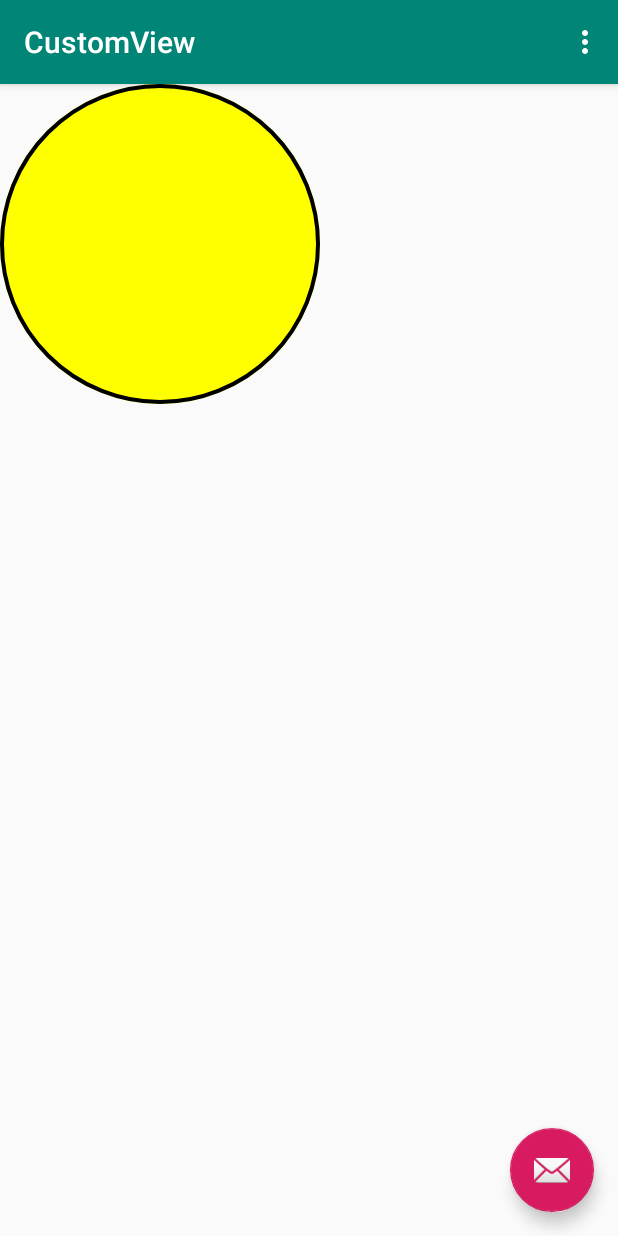
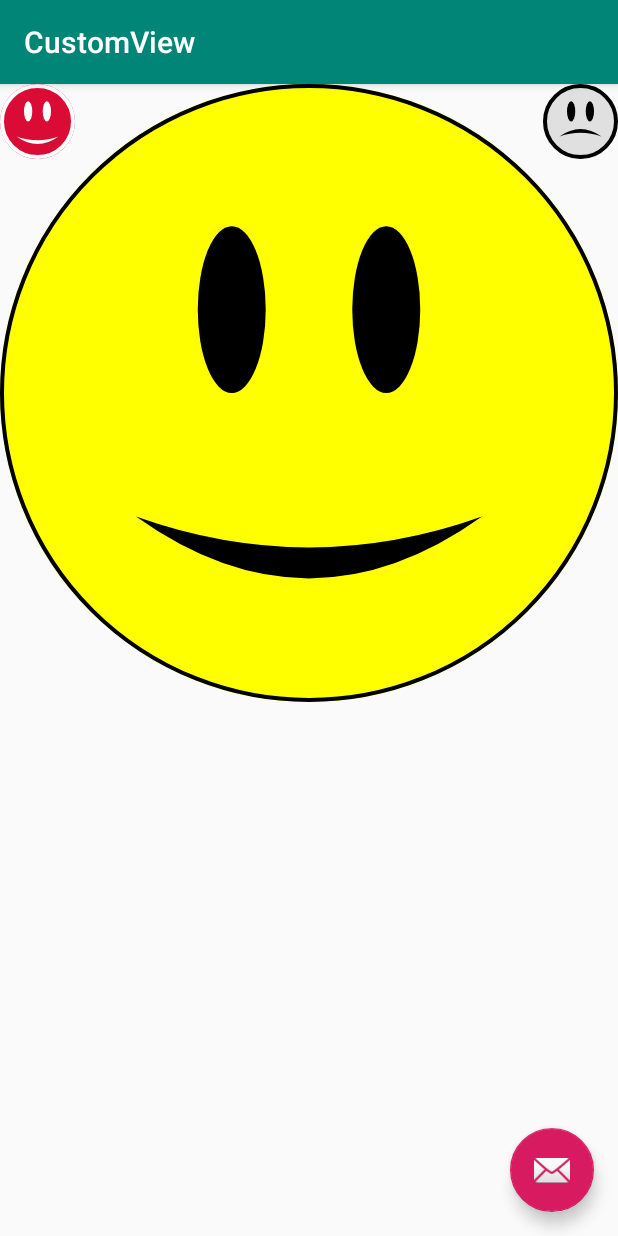
Before and after one commit to BismeetSingh/customCircle, an Android app: the screen it shows after launch (MainActivity), on a phone screen of 412 x 824 dp. Run offline under Robolectric (Android 15) with nearby library versions, the phone set to English and light mode, and no system bars.

Commit message:
Customviewexample

```diff
--- a/app/src/main/java/com/app/bissudroid/customview/EmotionalfaceView.kt
+++ b/app/src/main/java/com/app/bissudroid/customview/EmotionalfaceView.kt
@@ -1,48 +1,140 @@
 package com.app.bissudroid.customview
 
 import android.content.Context
-import android.graphics.Canvas
-import android.graphics.Color
-import android.graphics.Paint
+import android.graphics.*
 import android.util.AttributeSet
 import android.util.Log
 import android.view.View
 
 class EmotionalfaceView(context: Context, attrs: AttributeSet) : View(context, attrs) {
-    private val paint = Paint(Paint.ANTI_ALIAS_FLAG)
-    private val faceColor = Color.YELLOW
-    private var eyesColor = Color.BLACK
-    private var mouthColor = Color.BLACK
-    private var borderColor = Color.BLACK
+    companion object {
+        private const val DEFAULT_FACE_COLOR = Color.YELLOW
+        private const val DEFAULT_EYES_COLOR = Color.BLACK
+        private const val DEFAULT_MOUTH_COLOR = Color.BLACK
+        private const val DEFAULT_BORDER_COLOR = Color.BLACK
+        private const val DEFAULT_BORDER_WIDTH = 4.0f
+
+        const val HAPPY = 0L
+        const val SAD = 1L
+    }
+
+    private val paint = Paint()
+    private var faceColor = DEFAULT_FACE_COLOR
+    private var eyesColor = DEFAULT_EYES_COLOR
+    private var mouthColor = DEFAULT_MOUTH_COLOR
+    private var borderColor = DEFAULT_BORDER_COLOR
     // Face border width in pixels
-    private var borderWidth = 4.0f
+    private var borderWidth = DEFAULT_BORDER_WIDTH
     // View size in pixels
-    private var size = 320
+    private var size = 0
+    private val mouthPath = Path()
+    var happinessState = HAPPY
+        set(value) {
+            field = value
+            invalidate()
+        }
+
+    init {
+        paint.isAntiAlias = true
+        setupAttributes(attrs)
+
+    }
+
+    private fun setupAttributes(attrs: AttributeSet?) {
+        // 6
+        // Obtain a typed array of attributes
+        val typedArray = context.theme.obtainStyledAttributes(
+            attrs, R.styleable.EmotionalfaceView,
+            0, 0
+        )
+
+        // 7
+        // Extract custom attributes into member variables
+        happinessState = typedArray.getInt(R.styleable.EmotionalfaceView_state, HAPPY.toInt()).toLong()
+        faceColor = typedArray.getColor(R.styleable.EmotionalfaceView_faceColor, DEFAULT_FACE_COLOR)
+        eyesColor = typedArray.getColor(R.styleable.EmotionalfaceView_eyesColor, DEFAULT_EYES_COLOR)
+        mouthColor = typedArray.getColor(R.styleable.EmotionalfaceView_mouthColor, DEFAULT_MOUTH_COLOR)
+        borderColor = typedArray.getColor(
+            R.styleable.EmotionalfaceView_borderColor,
+            DEFAULT_BORDER_COLOR
+        )
+        borderWidth = typedArray.getDimension(
+            R.styleable.EmotionalfaceView_borderWidth,
+            DEFAULT_BORDER_WIDTH
+        )
+
+        // 8
+        // TypedArray objects are shared and must be recycled.
+        typedArray.recycle()
+    }
+
 
     override fun onDraw(canvas: Canvas?) {
         super.onDraw(canvas)
         drawFaceBackground(canvas)
+        drawEyes(canvas)
+        drawMouth(canvas)
 
     }
 
     private fun drawFaceBackground(canvas: Canvas?) {
-        paint.color=faceColor
-        paint.style=Paint.Style.FILL
-        val  radius=size/2f
-        canvas?.drawCircle(size/2f,size/2f,radius,paint)
-        paint.color=borderColor
-        paint.style=Paint.Style.STROKE
-        paint.strokeWidth=borderWidth
-        println(size/2f)
-        println(radius-borderWidth/2f)
-        canvas?.drawCircle(size/2f,size/2f,radius-borderWidth/2f,paint)
+        paint.color = faceColor
+        paint.style = Paint.Style.FILL
+        val radius = size / 2f
+        canvas?.drawCircle(size / 2f, size / 2f, radius, paint)
+        paint.color = borderColor
+        paint.style = Paint.Style.STROKE
+        paint.strokeWidth = borderWidth
+        println(size / 2f)
+        println(radius - borderWidth / 2f)
+        canvas?.drawCircle(size / 2f, size / 2f, radius - borderWidth / 2f, paint)
 
     }
 
-    private fun drawEyes(canvas: Canvas) {
+    private fun drawEyes(canvas: Canvas?) {
+        paint.color = eyesColor
+        paint.style = Paint.Style.FILL
+        val lefteyerect = RectF(size * 0.32f, size * 0.23f, size * 0.43f, size * 0.5f)
+        println(lefteyerect.left)
+        println(lefteyerect.right)
+        println(lefteyerect.top)
+        println(lefteyerect.bottom)
+        canvas?.drawOval(lefteyerect, paint)
+        val rightEyeRect = RectF(size * 0.57f, size * 0.23f, size * 0.68f, size * 0.50f)
+
+        canvas?.drawOval(rightEyeRect, paint)
+
+
     }
 
-    private fun drawMouth(canvas: Canvas) {
+    private fun drawMouth(canvas: Canvas?) {
+        mouthPath.reset()
+        //1
+        Log.d("coordinates", " " + size * 0.22f + " " + size * 0.7f)
+        mouthPath.moveTo(size * 0.22f, size * 0.7f)
+// 2
+
+        if (happinessState == HAPPY) {
+            // 1
+            mouthPath.quadTo(size * 0.5f, size * 0.80f, size * 0.78f, size * 0.7f)
+            mouthPath.quadTo(size * 0.5f, size * 0.90f, size * 0.22f, size * 0.7f)
+        } else {
+            // 2
+            mouthPath.quadTo(size * 0.5f, size * 0.50f, size * 0.78f, size * 0.7f)
+            mouthPath.quadTo(size * 0.5f, size * 0.60f, size * 0.22f, size * 0.7f)
+        }
+
+// 4
+        paint.color = mouthColor
+        paint.style = Paint.Style.FILL
+// 5
+        canvas?.drawPath(mouthPath, paint)
+    }
+
+    override fun onMeasure(widthMeasureSpec: Int, heightMeasureSpec: Int) {
+        super.onMeasure(widthMeasureSpec, heightMeasureSpec)
+        size = Math.min(measuredWidth, measuredHeight)
+        setMeasuredDimension(size, size)
     }
 
 
--- a/app/src/main/java/com/app/bissudroid/customview/MainActivity.kt
+++ b/app/src/main/java/com/app/bissudroid/customview/MainActivity.kt
@@ -7,6 +7,7 @@ import android.view.Menu
 import android.view.MenuItem
 
 import kotlinx.android.synthetic.main.activity_main.*
+import kotlinx.android.synthetic.main.content_main.*
 
 class MainActivity : AppCompatActivity() {
 
@@ -14,26 +15,13 @@ class MainActivity : AppCompatActivity() {
         super.onCreate(savedInstanceState)
         setContentView(R.layout.activity_main)
         setSupportActionBar(toolbar)
-
-        fab.setOnClickListener { view ->
-            Snackbar.make(view, "Replace with your own action", Snackbar.LENGTH_LONG)
-                .setAction("Action", null).show()
+        happyButton.setOnClickListener {
+            emotionalFaceView.happinessState=EmotionalfaceView.HAPPY
+        }
+        sadButton.setOnClickListener {
+            emotionalFaceView.happinessState=EmotionalfaceView.SAD
         }
     }
 
-    override fun onCreateOptionsMenu(menu: Menu): Boolean {
-        // Inflate the menu; this adds items to the action bar if it is present.
-        menuInflater.inflate(R.menu.menu_main, menu)
-        return true
-    }
 
-    override fun onOptionsItemSelected(item: MenuItem): Boolean {
-        // Handle action bar item clicks here. The action bar will
-        // automatically handle clicks on the Home/Up button, so long
-        // as you specify a parent activity in AndroidManifest.xml.
-        return when (item.itemId) {
-            R.id.action_settings -> true
-            else -> super.onOptionsItemSelected(item)
-        }
-    }
 }
--- a/app/src/main/res/layout/content_main.xml
+++ b/app/src/main/res/layout/content_main.xml
@@ -1,5 +1,5 @@
 <?xml version="1.0" encoding="utf-8"?>
-<LinearLayout
+<RelativeLayout
         xmlns:android="http://schemas.android.com/apk/res/android"
         xmlns:tools="http://schemas.android.com/tools"
         xmlns:app="http://schemas.android.com/apk/res-auto"
@@ -12,6 +12,30 @@
 
     <com.app.bissudroid.customview.EmotionalfaceView
             android:layout_width="wrap_content"
+            android:id="@+id/emotionalFaceView"
             android:layout_height="wrap_content"/>
+    <com.app.bissudroid.customview.EmotionalfaceView
+            android:id="@+id/happyButton"
+            android:layout_width="@dimen/face_button_dimen"
+            android:layout_height="@dimen/face_button_dimen"
+            android:layout_alignParentLeft="true"
+            android:layout_alignParentStart="true"
+            app:borderColor="@color/white"
+            app:eyesColor="@color/white"
+            app:faceColor="@color/red"
+            app:mouthColor="@color/white"
+            app:state="happy" />
 
-</LinearLayout>
+    <com.app.bissudroid.customview.EmotionalfaceView
+            android:id="@+id/sadButton"
+            android:layout_width="@dimen/face_button_dimen"
+            android:layout_height="@dimen/face_button_dimen"
+            android:layout_alignParentEnd="true"
+            android:layout_alignParentRight="true"
+            app:borderColor="@color/black"
+            app:eyesColor="@color/black"
+            app:faceColor="@color/light_grey"
+            app:mouthColor="@color/black"
+            app:state="sad" />
+
+</RelativeLayout>
--- /dev/null
+++ b/app/src/main/res/values/attrs.xml
@@ -0,0 +1,14 @@
+<?xml version="1.0" encoding="utf-8"?>
+<resources>
+<declare-styleable name="EmotionalfaceView">
+    <attr name="faceColor" format="color"/>
+    <attr name="eyesColor" format="color" />
+    <attr name="mouthColor" format="color" />
+    <attr name="borderColor" format="color" />
+    <attr name="borderWidth" format="dimension" />
+    <attr name="state" format="enum">
+        <enum name="happy" value="0" />
+        <enum name="sad" value="1" />
+    </attr>
+</declare-styleable>
+</resources>
--- a/app/src/main/res/values/colors.xml
+++ b/app/src/main/res/values/colors.xml
@@ -2,5 +2,9 @@
 <resources>
     <color name="colorPrimary">#008577</color>
     <color name="colorPrimaryDark">#00574B</color>
+    <color name="black">#000</color>
+    <color name="white">#fff</color>
     <color name="colorAccent">#D81B60</color>
+    <color name="red">#da0b35</color>
+    <color name="light_grey">#efdfdede</color>
 </resources>
--- a/app/src/main/res/values/dimens.xml
+++ b/app/src/main/res/values/dimens.xml
@@ -1,3 +1,4 @@
 <resources>
     <dimen name="fab_margin">16dp</dimen>
+    <dimen name="face_button_dimen">50dp</dimen>
 </resources>
```
